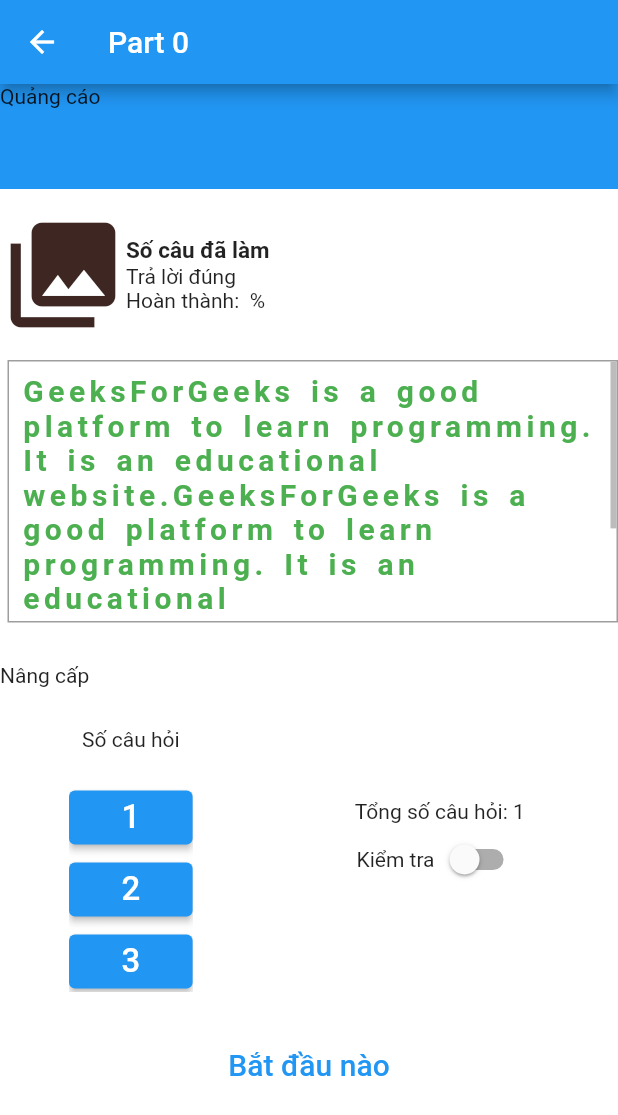
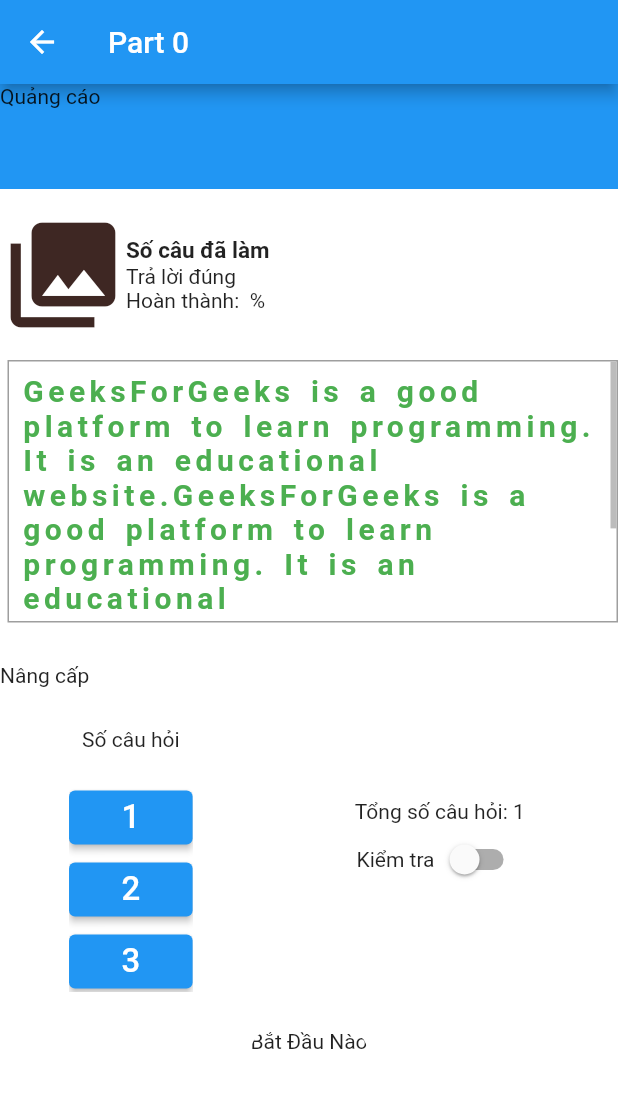
Before and after one commit to phanthang1994/600_tu_app, a Flutter app: the PartDetail screen opened directly with empty values, on a phone screen of 412 x 824 dp. Shown: the top 1115 px of the screen. Run offline on Flutter 3.47's test engine with Material 2 defaults, Android fonts, the phone set to English and light mode, and no system bars; our stand-ins replace flutter_riverpod, flutter_svg, go_router; network calls fail.

Commit message:
go to quiz

```diff
--- a/lib/Widgets/PartDetail.dart
+++ b/lib/Widgets/PartDetail.dart
@@ -1,6 +1,8 @@
 import 'package:flutter/material.dart';
+import 'package:flutter_riverpod/flutter_riverpod.dart';
 
 import '../Constant/constants.dart';
+import '../provider.dart';
 import 'CounterWidget.dart';
 import 'InforPart.dart';
 import 'SwitchWidget.dart';
@@ -113,18 +115,25 @@ class PartDetail extends StatelessWidget {
                 ),
                 Container(
                   margin: const EdgeInsets.all(25),
-                  child: TextButton(
-                    child: const Text(
-                      'Bắt đầu nào',
-                      style: TextStyle(fontSize: 20.0),
-                    ),
-                    onPressed: () {
-                      Navigator.push(
-                        context,
-                        MaterialPageRoute(builder: (context) {
-                          // do something
-                          return const Text('Các Câu hỏi test 1');
-                        }),
+                  child:Consumer(
+                    // 2. specify the builder and obtain a WidgetRef
+                    builder: (_, WidgetRef ref, __) {
+                      return  GestureDetector(
+                        onTap: () {
+                          Map<String, dynamic> data = {
+                            'index': index,
+                          };
+                          //B1 fecth API
+                          //B2 navigate đến màn hình của câu hỏi đầu tiên
+                          ref.read(goRouterProvider).push('/test_detail_listening', extra: data);
+                        },
+                        child: const ClipRRect(
+                          borderRadius: BorderRadius.only(
+                            topLeft: Radius.circular(16.0),
+                            topRight: Radius.circular(16.0),
+                          ),
+                          child: Text('Bắt Đầu Nào'),
+                        ),
                       );
                     },
                   ),
```
Also changed, not shown: lib/Constant/router.dart (+18 -0 lines), lib/Screens/test_screen.dart (added).
